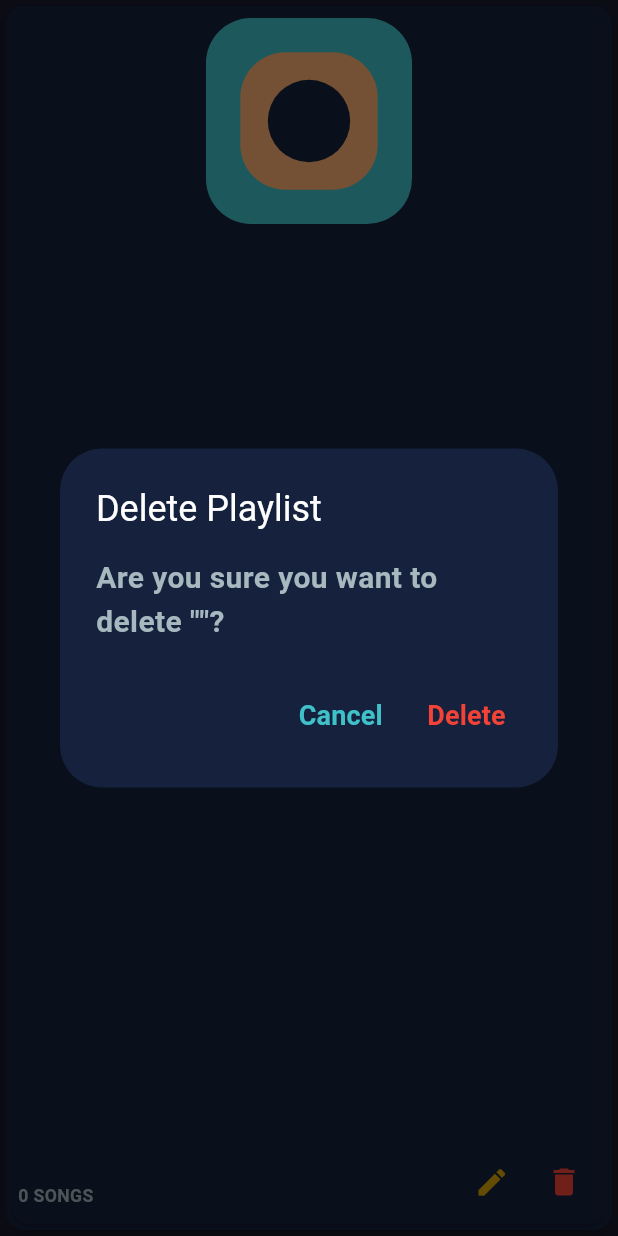
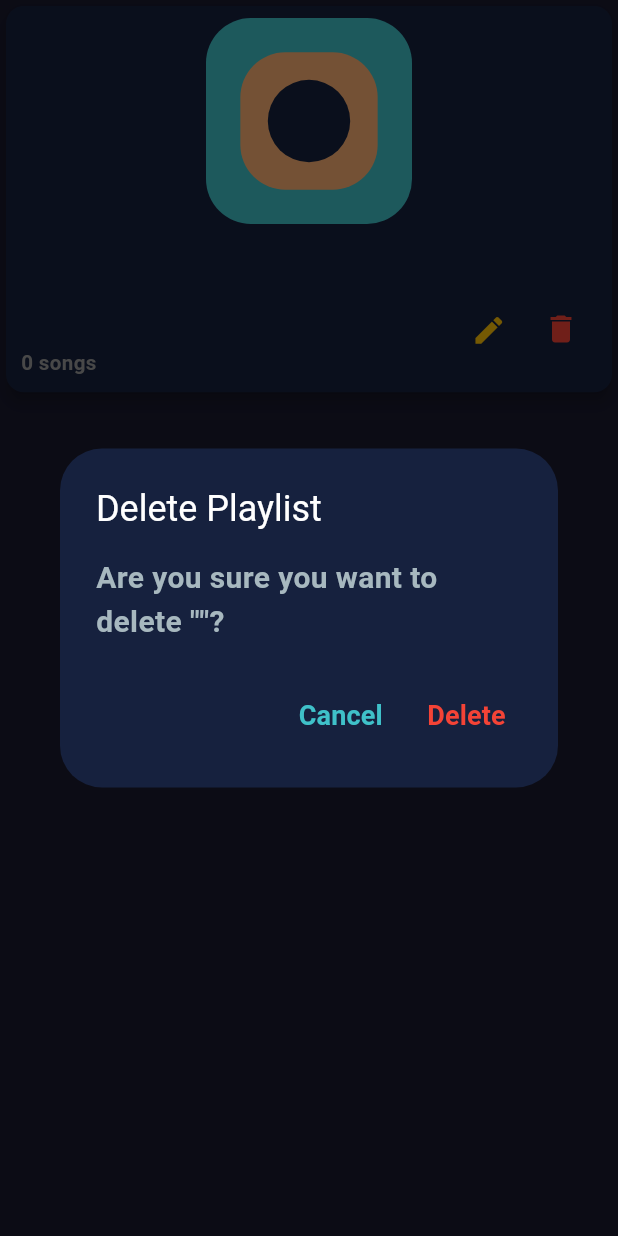
Before and after one commit to Sujin14/Z-Play, a Flutter app: the PlaylistCard widget shown alone on an empty page, opened directly with empty values, after a tap on the "delete" icon, on a phone screen of 412 x 824 dp. Run offline on Flutter 3.47's test engine with Material 3 defaults, Android fonts, the phone set to English and light mode, and no system bars; our stand-ins replace audioplayers, curved_navigation_bar, hive, hive_flutter, lottie, marquee and 1 more; accounts and stored records are empty.

Commit message:
Updated the alignment issues in playlist page

```diff
--- a/lib/view/playlist/playlist_dialogs.dart
+++ b/lib/view/playlist/playlist_dialogs.dart
@@ -5,7 +5,7 @@ import 'package:musicplayer/view_model/providers/playlist_provider.dart';
 import 'package:provider/provider.dart';
 
 /// **Shows a dialog to create or edit a playlist.**
-/// - If `playlist` is `null`, a new playlist is created.
+/// - If playlist is null, a new playlist is created.
 /// - Allows users to select songs for the playlist.
 void showCreateOrEditPlaylistDialog({
   required BuildContext context,
--- a/lib/view/playlist/playlist_page.dart
+++ b/lib/view/playlist/playlist_page.dart
@@ -7,9 +7,6 @@ import 'package:musicplayer/view_model/providers/music_provider.dart';
 import 'package:musicplayer/view_model/providers/playlist_provider.dart';
 import 'package:provider/provider.dart';
 
-/// **Playlist Screen**
-/// - Displays all playlists.
-/// - Allows users to **create, edit, delete, and view** playlists.
 class PlaylistScreen extends StatelessWidget {
   const PlaylistScreen({super.key});
 
@@ -25,31 +22,23 @@ class PlaylistScreen extends StatelessWidget {
     );
   }
 
-  /// **App Bar**
   AppBar _buildAppBar(double hi) {
     return AppBar(
-      title: Text(
-        'Your Playlists',
-        style: TextStyle(fontSize: hi / 45),
-      ),
+      title: Text('Your Playlists', style: TextStyle(fontSize: hi / 45)),
     );
   }
 
-  /// **Floating Action Button to Create a New Playlist**
   Widget _buildFloatingActionButton(BuildContext context, double hi) {
     return Padding(
       padding: const EdgeInsets.only(bottom: 13),
       child: FloatingActionButton.extended(
-        label: Text(
-          "Add New Playlist",
-          style: TextStyle(color: Colors.white, fontSize: hi / 60),
-        ),
+        label: Text("Add New Playlist",
+            style: TextStyle(color: Colors.white, fontSize: hi / 60)),
         onPressed: () => _showCreatePlaylistDialog(context),
       ),
     );
   }
 
-  /// **Playlist Grid View**
   Widget _buildPlaylistGrid(
       BuildContext context, PlaylistProvider playlistProvider, double hi) {
     if (playlistProvider.playlists.isEmpty) {
@@ -66,7 +55,8 @@ class PlaylistScreen extends StatelessWidget {
       child: GridView.builder(
         gridDelegate: SliverGridDelegateWithFixedCrossAxisCount(
           crossAxisCount: 2,
-          childAspectRatio: (MediaQuery.of(context).size.width / 2) / (hi / 4),
+          childAspectRatio:
+              (MediaQuery.of(context).size.width / 2) / (hi / 3.5),
         ),
         itemCount: playlistProvider.playlists.length,
         itemBuilder: (context, index) {
@@ -77,7 +67,6 @@ class PlaylistScreen extends StatelessWidget {
     );
   }
 
-  /// **Opens the Create Playlist Dialog**
   void _showCreatePlaylistDialog(BuildContext context) {
     final musicProvider = Provider.of<MusicProvider>(context, listen: false);
     final playlistProvider =
@@ -90,9 +79,6 @@ class PlaylistScreen extends StatelessWidget {
   }
 }
 
-/// **Playlist Card Widget**
-/// - Displays playlist details.
-/// - Allows editing and deletion of playlists.
 class PlaylistCard extends StatelessWidget {
   final Playlist playlist;
 
@@ -107,19 +93,24 @@ class PlaylistCard extends StatelessWidget {
       onTap: () => _navigateToPlaylistDetail(context, playlist),
       child: Card(
         elevation: 4,
+        child: SizedBox(
+          height: hi / 3.2,
           child: GridTile(
-          header: const Padding(
-            padding: EdgeInsets.all(8.0),
-            child: AlbumArtWidget(),
+            header: Padding(
+              padding: const EdgeInsets.all(8.0),
+              child: const AlbumArtWidget(),
             ),
-          footer: _buildPlaylistInfo(context, hi, playlistProvider),
-          child: const Card(),
+            footer: Padding(
+              padding: const EdgeInsets.all(10),
+              child: _buildPlaylistInfo(context, hi, playlistProvider),
+            ),
+            child: Container(),
+          ),
         ),
       ),
     );
   }
 
-  /// **Navigates to Playlist Detail Screen**
   void _navigateToPlaylistDetail(BuildContext context, Playlist playlist) {
     Navigator.push(
       context,
@@ -129,51 +120,42 @@ class PlaylistCard extends StatelessWidget {
     );
   }
 
-  /// **Playlist Info and Action Buttons**
   Widget _buildPlaylistInfo(
       BuildContext context, double hi, PlaylistProvider playlistProvider) {
-    return Padding(
-      padding: const EdgeInsets.all(8.0),
-      child: Row(
+    return Row(
       mainAxisAlignment: MainAxisAlignment.spaceBetween,
       children: [
         Expanded(
           child: Column(
             crossAxisAlignment: CrossAxisAlignment.start,
             children: [
-                // Playlist Name
+              const SizedBox(height: 20),
               Text(
                 playlist.name.toUpperCase(),
                 overflow: TextOverflow.ellipsis,
                 style:
-                      TextStyle(fontWeight: FontWeight.bold, fontSize: hi / 60),
+                    TextStyle(fontWeight: FontWeight.bold, fontSize: hi / 50),
               ),
-                // Number of Songs
               Text(
-                  '${playlist.songs.length} songs'.toUpperCase(),
-                  style: TextStyle(fontSize: hi / 70),
+                '${playlist.songs.length} songs',
+                style: TextStyle(fontSize: hi / 60, color: Colors.grey),
               ),
             ],
           ),
         ),
-          // Edit and Delete Buttons
         _buildEditButton(context, hi),
         _buildDeleteButton(context, hi, playlistProvider),
       ],
-      ),
     );
   }
 
-  /// **Edit Playlist Button**
   Widget _buildEditButton(BuildContext context, double hi) {
     return IconButton(
-      icon: Icon(Icons.edit,
-          color: const Color.fromARGB(255, 219, 166, 7), size: hi / 35),
+      icon: Icon(Icons.edit, color: Colors.amber, size: hi / 35),
       onPressed: () => showEditPlaylistNameDialog(context, playlist),
     );
   }
 
-  /// **Delete Playlist Button**
   Widget _buildDeleteButton(
       BuildContext context, double hi, PlaylistProvider playlistProvider) {
     return IconButton(
@@ -189,10 +171,9 @@ class PlaylistCard extends StatelessWidget {
     );
   }
 
-  /// **Shows Confirmation Dialog Before Deleting Playlist**
   Future<bool> _showDeleteConfirmationDialog(
       BuildContext context, String playlistName) async {
-    final result = await showDialog<bool>(
+    return await showDialog<bool>(
           context: context,
           builder: (context) => AlertDialog(
             title: const Text('Delete Playlist'),
@@ -204,20 +185,20 @@ class PlaylistCard extends StatelessWidget {
               ),
               TextButton(
                 onPressed: () => Navigator.pop(context, true),
-            child: const Text('Delete', style: TextStyle(color: Colors.red)),
+                child:
+                    const Text('Delete', style: TextStyle(color: Colors.red)),
               ),
             ],
           ),
-    );
-    return result ?? false;
+        ) ??
+        false;
   }
 
-  /// **Shows SnackBar After Deleting Playlist**
   void _showDeleteSnackbar(BuildContext context, String playlistName) {
     ScaffoldMessenger.of(context).showSnackBar(
       SnackBar(
         content: Text('Deleted $playlistName'),
-        duration: Duration(seconds: 1),
+        duration: const Duration(seconds: 1),
         behavior: SnackBarBehavior.floating,
         margin: const EdgeInsets.all(10),
       ),
```
Also changed, not shown: 3 other files. Lines whose indentation alone changed are shown as unchanged.
